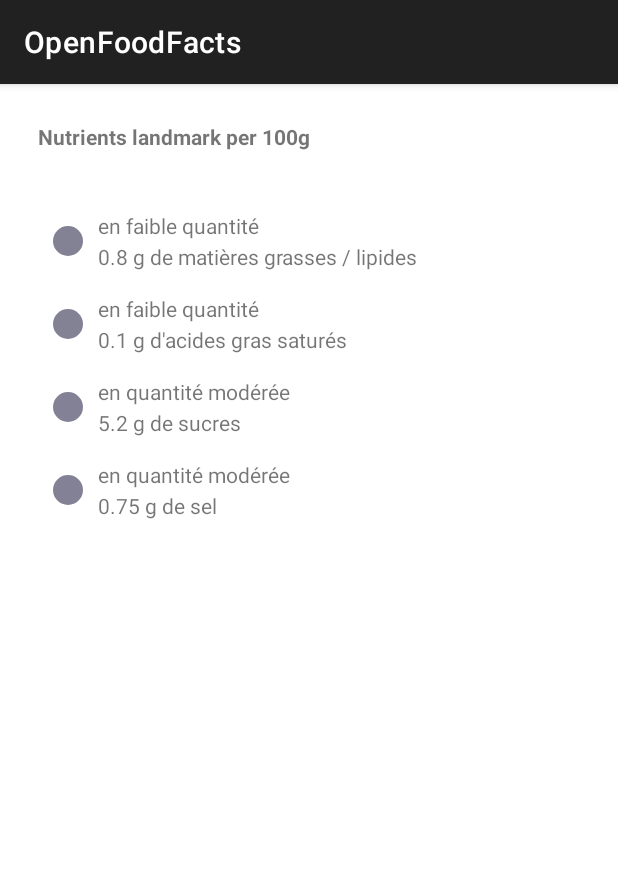
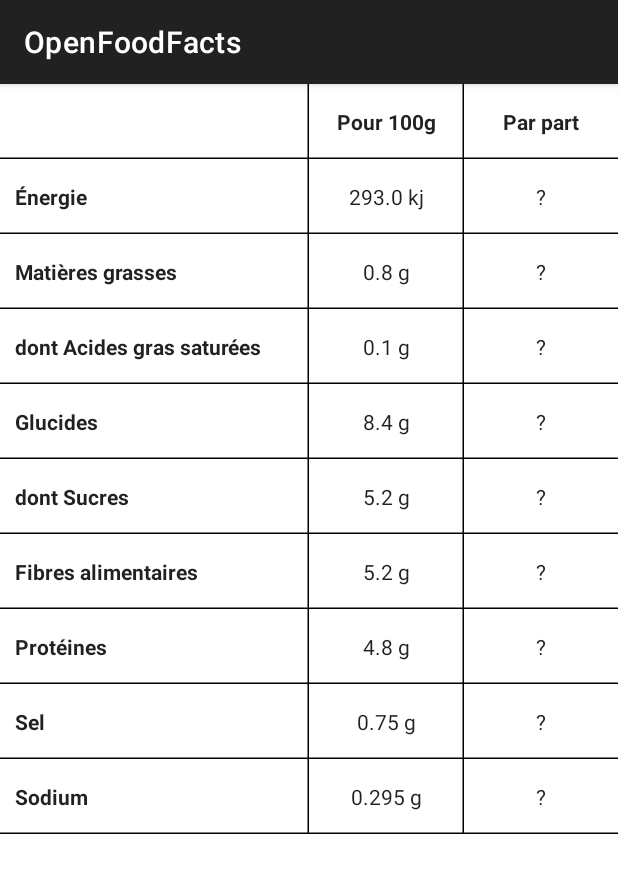
Before and after one commit to Flow2dot0/esgi_android_v2, an Android app: the screen it shows after launch (ProductDetailActivity before the commit, NutrientsInfosActivity after it), on a phone screen of 412 x 824 dp. Shown: the top 873 px of the screen. Run offline under Robolectric (Android 15) with nearby library versions, the light colour scheme and no system bars.

Commit message:
feat : nutrientsinfos

```diff
--- /dev/null
+++ b/app/src/main/java/com/florian/esgiandroid/presentation/NutrientsInfosActivity.kt
@@ -0,0 +1,27 @@
+package com.florian.esgiandroid.presentation
+
+import androidx.appcompat.app.AppCompatActivity
+import android.os.Bundle
+import android.widget.TextView
+import com.florian.esgiandroid.R
+import com.florian.esgiandroid.domain.DefaultProduct
+import com.florian.esgiandroid.domain.NutritionsFactsItem
+
+class NutrientsInfosActivity : AppCompatActivity() {
+    override fun onCreate(savedInstanceState: Bundle?) {
+        super.onCreate(savedInstanceState)
+        setContentView(R.layout.activity_nutrients_infos)
+
+        val product = DefaultProduct.dummy()
+
+        findViewById<TextView>(R.id.c2_r2).text = product.nutritionFacts.energy.format()
+        findViewById<TextView>(R.id.c2_r3).text = product.nutritionFacts.fats.format()
+        findViewById<TextView>(R.id.c2_r4).text = product.nutritionFacts.saturedFats.format()
+        findViewById<TextView>(R.id.c2_r5).text = product.nutritionFacts.glucids.format()
+        findViewById<TextView>(R.id.c2_r6).text = product.nutritionFacts.sugars.format()
+        findViewById<TextView>(R.id.c2_r7).text = product.nutritionFacts.fibers.format()
+        findViewById<TextView>(R.id.c2_r8).text = product.nutritionFacts.proteins.format()
+        findViewById<TextView>(R.id.c2_r9).text = product.nutritionFacts.salt.format()
+        findViewById<TextView>(R.id.c2_r10).text = product.nutritionFacts.sodium.format()
+    }
+}
--- a/app/src/main/java/com/florian/esgiandroid/presentation/PresentationUtils.kt
+++ b/app/src/main/java/com/florian/esgiandroid/presentation/PresentationUtils.kt
@@ -12,6 +12,7 @@
 import android.widget.ImageView
 import android.widget.TextView
 import androidx.appcompat.app.AppCompatActivity
+import com.florian.esgiandroid.domain.NutritionsFactsItem
 import java.math.RoundingMode
 import java.text.DecimalFormat
 import java.util.concurrent.Executors
@@ -31,6 +32,8 @@
     df.roundingMode = RoundingMode.CEILING
     return df.format(this)
 }
+
+fun NutritionsFactsItem.format() : StringBuilder = StringBuilder().append(this.quantityPer100g.toString()).append(" ").append(this.unit)
 
 fun loadImage (imageView : ImageView, imageURL : String) : Unit {
     // Declaring executor to parse the URL
--- /dev/null
+++ b/app/src/main/java/com/florian/esgiandroid/presentation/molecules/TableCellView.kt
@@ -0,0 +1,65 @@
+package com.florian.esgiandroid.presentation.molecules
+
+import com.florian.esgiandroid.R
+import android.content.Context
+import android.graphics.Canvas
+import android.graphics.Color
+import android.graphics.Paint
+import android.util.AttributeSet
+import androidx.appcompat.widget.AppCompatTextView
+
+class TableCellView @JvmOverloads constructor(
+    context: Context, attrs: AttributeSet? = null, defStyleAttr: Int = 0
+) : AppCompatTextView(context, attrs, defStyleAttr) {
+
+    private val paint: Paint
+    private val borderWidth : Float
+
+    private var top = true
+    private var left = true
+    private var right = true
+    private var bottom = true
+
+    init {
+        setWillNotDraw(false)
+        paint = Paint(Paint.ANTI_ALIAS_FLAG)
+        paint.color = Color.BLACK
+
+        // 1 dp
+        borderWidth = resources.displayMetrics.density * 1
+
+        val attributes = context.obtainStyledAttributes(attrs, R.styleable.TableCellView)
+
+        val value = attributes.getInt(R.styleable.TableCellView_border, 0)
+
+        top = value or 14 == 15
+        left = value or 13 == 15
+        bottom = value or 11 == 15
+        right = value or 7 == 15
+
+        attributes.recycle()
+    }
+
+    override fun onDraw(canvas: Canvas?) {
+        super.onDraw(canvas)
+
+        val widthF = width.toFloat()
+        val heightF = height.toFloat()
+
+        if (top) {
+            canvas?.drawRect(0f, 0f, widthF, borderWidth, paint)
+        }
+
+        if (left) {
+            canvas?.drawRect(0f, 0f, borderWidth, heightF, paint)
+        }
+
+        if (bottom) {
+            canvas?.drawRect(0f, heightF - borderWidth, widthF, heightF, paint)
+        }
+
+        if (right) {
+            canvas?.drawRect(widthF - borderWidth, 0f, widthF, heightF, paint)
+        }
+    }
+}
--- /dev/null
+++ b/app/src/main/res/layout/activity_nutrients_infos.xml
@@ -0,0 +1,398 @@
+<?xml version="1.0" encoding="utf-8"?>
+<androidx.constraintlayout.widget.ConstraintLayout xmlns:android="http://schemas.android.com/apk/res/android"
+    xmlns:app="http://schemas.android.com/apk/res-auto"
+    xmlns:tools="http://schemas.android.com/tools"
+    android:layout_width="match_parent"
+    android:layout_height="match_parent"
+    app:layout_constraintWidth_default="percent"
+    android:background="@color/white"
+    tools:context=".presentation.NutrientsInfosActivity">
+
+
+    <com.florian.esgiandroid.presentation.molecules.TableCellView
+        android:id="@+id/c1_r1"
+        app:layout_constraintLeft_toLeftOf="parent"
+        app:layout_constraintTop_toTopOf="parent"
+        android:layout_width="0dp"
+        app:layout_constraintWidth_percent="0.5"
+        android:layout_height="50dp"
+        android:layout_weight="70"
+        android:paddingStart="10dp"
+        android:paddingEnd="0dp"
+        android:text=""
+        android:gravity="center_vertical"
+        app:border="right|bottom" />
+    <com.florian.esgiandroid.presentation.molecules.TableCellView
+        android:id="@+id/c2_r1"
+        app:layout_constraintLeft_toRightOf="@id/c1_r1"
+        app:layout_constraintTop_toTopOf="parent"
+        android:layout_width="0dp"
+        app:layout_constraintWidth_percent="0.25"
+        android:layout_height="50dp"
+        android:layout_weight="15"
+        android:text="@string/per_100g"
+        android:textStyle="bold"
+        android:gravity="center"
+        app:border="right|bottom" />
+    <com.florian.esgiandroid.presentation.molecules.TableCellView
+        android:id="@+id/c3_r1"
+        app:layout_constraintLeft_toRightOf="@id/c2_r1"
+        app:layout_constraintTop_toTopOf="parent"
+        android:layout_width="0dp"
+        app:layout_constraintWidth_percent="0.25"
+        android:layout_height="50dp"
+        android:layout_weight="15"
+        android:gravity="center"
+        android:text="@string/per_part"
+        android:textStyle="bold"
+        app:border="bottom" />
+
+
+
+    <com.florian.esgiandroid.presentation.molecules.TableCellView
+        android:id="@+id/c1_r2"
+        app:layout_constraintLeft_toLeftOf="parent"
+        app:layout_constraintTop_toBottomOf="@id/c1_r1"
+        android:layout_width="0dp"
+        app:layout_constraintWidth_percent="0.5"
+        android:layout_height="50dp"
+        android:layout_weight="70"
+        android:text="@string/energy"
+        android:paddingStart="10dp"
+        android:paddingEnd="0dp"
+        android:textStyle="bold"
+        android:gravity="center_vertical"
+        app:border="right|bottom" />
+    <com.florian.esgiandroid.presentation.molecules.TableCellView
+        android:id="@+id/c2_r2"
+        app:layout_constraintLeft_toRightOf="@id/c1_r2"
+        app:layout_constraintTop_toBottomOf="@id/c2_r1"
+        android:layout_width="0dp"
+        app:layout_constraintWidth_percent="0.25"
+        android:layout_height="50dp"
+        android:layout_weight="15"
+        android:text=""
+        android:gravity="center"
+        app:border="right|bottom" />
+    <com.florian.esgiandroid.presentation.molecules.TableCellView
+        android:id="@+id/c3_r2"
+        app:layout_constraintLeft_toRightOf="@id/c2_r2"
+        app:layout_constraintTop_toBottomOf="@id/c3_r1"
+        android:layout_width="0dp"
+        app:layout_constraintWidth_percent="0.25"
+        android:layout_height="50dp"
+        android:layout_weight="15"
+        android:gravity="center"
+        android:text="\?"
+        app:border="bottom" />
+
+
+
+
+    <com.florian.esgiandroid.presentation.molecules.TableCellView
+        android:id="@+id/c1_r3"
+        app:layout_constraintLeft_toLeftOf="parent"
+        app:layout_constraintTop_toBottomOf="@id/c1_r2"
+        android:layout_width="0dp"
+        app:layout_constraintWidth_percent="0.5"
+        android:layout_height="50dp"
+        android:layout_weight="70"
+        android:text="@string/fats"
+        android:paddingStart="10dp"
+        android:paddingEnd="0dp"
+        android:textStyle="bold"
+        android:gravity="center_vertical"
+        app:border="right|bottom" />
+    <com.florian.esgiandroid.presentation.molecules.TableCellView
+        android:id="@+id/c2_r3"
+        app:layout_constraintLeft_toRightOf="@id/c1_r3"
+        app:layout_constraintTop_toBottomOf="@id/c2_r2"
+        android:layout_width="0dp"
+        app:layout_constraintWidth_percent="0.25"
+        android:layout_height="50dp"
+        android:layout_weight="15"
+        android:text=""
+        android:gravity="center"
+        app:border="right|bottom" />
+    <com.florian.esgiandroid.presentation.molecules.TableCellView
+        android:id="@+id/c3_r3"
+        app:layout_constraintLeft_toRightOf="@id/c2_r3"
+        app:layout_constraintTop_toBottomOf="@id/c3_r2"
+        android:layout_width="0dp"
+        app:layout_constraintWidth_percent="0.25"
+        android:layout_height="50dp"
+        android:layout_weight="15"
+        android:gravity="center"
+        android:text="\?"
+        app:border="bottom" />
+
+
+
+    <com.florian.esgiandroid.presentation.molecules.TableCellView
+        android:id="@+id/c1_r4"
+        app:layout_constraintLeft_toLeftOf="parent"
+        app:layout_constraintTop_toBottomOf="@id/c1_r3"
+        android:layout_width="0dp"
+        app:layout_constraintWidth_percent="0.5"
+        android:layout_height="50dp"
+        android:layout_weight="70"
+        android:text="@string/satured_fats"
+        android:paddingStart="10dp"
+        android:paddingEnd="0dp"
+        android:textStyle="bold"
+        android:gravity="center_vertical"
+        app:border="right|bottom" />
+    <com.florian.esgiandroid.presentation.molecules.TableCellView
+        android:id="@+id/c2_r4"
+        app:layout_constraintLeft_toRightOf="@id/c1_r4"
+        app:layout_constraintTop_toBottomOf="@id/c2_r3"
+        android:layout_width="0dp"
+        app:layout_constraintWidth_percent="0.25"
+        android:layout_height="50dp"
+        android:layout_weight="15"
+        android:text=""
+        android:gravity="center"
+        app:border="right|bottom" />
+    <com.florian.esgiandroid.presentation.molecules.TableCellView
+        android:id="@+id/c3_r4"
+        app:layout_constraintLeft_toRightOf="@id/c2_r4"
+        app:layout_constraintTop_toBottomOf="@id/c3_r3"
+        android:layout_width="0dp"
+        app:layout_constraintWidth_percent="0.25"
+        android:layout_height="50dp"
+        android:layout_weight="15"
+        android:gravity="center"
+        android:text="\?"
+        app:border="bottom" />
+
+
+    <com.florian.esgiandroid.presentation.molecules.TableCellView
+        android:id="@+id/c1_r5"
+        app:layout_constraintLeft_toLeftOf="parent"
+        app:layout_constraintTop_toBottomOf="@id/c1_r4"
+        android:layout_width="0dp"
+        app:layout_constraintWidth_percent="0.5"
+        android:layout_height="50dp"
+        android:layout_weight="70"
+        android:text="@string/glucids"
+        android:paddingStart="10dp"
+        android:paddingEnd="0dp"
+        android:textStyle="bold"
+        android:gravity="center_vertical"
+        app:border="right|bottom" />
+    <com.florian.esgiandroid.presentation.molecules.TableCellView
+        android:id="@+id/c2_r5"
+        app:layout_constraintLeft_toRightOf="@id/c1_r5"
+        app:layout_constraintTop_toBottomOf="@id/c2_r4"
+        android:layout_width="0dp"
+        app:layout_constraintWidth_percent="0.25"
+        android:layout_height="50dp"
+        android:layout_weight="15"
+        android:text=""
+        android:gravity="center"
+        app:border="right|bottom" />
+    <com.florian.esgiandroid.presentation.molecules.TableCellView
+        android:id="@+id/c3_r5"
+        app:layout_constraintLeft_toRightOf="@id/c2_r5"
+        app:layout_constraintTop_toBottomOf="@id/c3_r4"
+        android:layout_width="0dp"
+        app:layout_constraintWidth_percent="0.25"
+        android:layout_height="50dp"
+        android:layout_weight="15"
+        android:gravity="center"
+        android:text="\?"
+        app:border="bottom" />
+
+
+
+    <com.florian.esgiandroid.presentation.molecules.TableCellView
+        android:id="@+id/c1_r6"
+        app:layout_constraintLeft_toLeftOf="parent"
+        app:layout_constraintTop_toBottomOf="@id/c1_r5"
+        android:layout_width="0dp"
+        app:layout_constraintWidth_percent="0.5"
+        android:layout_height="50dp"
+        android:layout_weight="70"
+        android:text="@string/sugars"
+        android:paddingStart="10dp"
+        android:paddingEnd="0dp"
+        android:textStyle="bold"
+        android:gravity="center_vertical"
+        app:border="right|bottom" />
+    <com.florian.esgiandroid.presentation.molecules.TableCellView
+        android:id="@+id/c2_r6"
+        app:layout_constraintLeft_toRightOf="@id/c1_r6"
+        app:layout_constraintTop_toBottomOf="@id/c2_r5"
+        android:layout_width="0dp"
+        app:layout_constraintWidth_percent="0.25"
+        android:layout_height="50dp"
+        android:layout_weight="15"
+        android:text=""
+        android:gravity="center"
+        app:border="right|bottom" />
+    <com.florian.esgiandroid.presentation.molecules.TableCellView
+        android:id="@+id/c3_r6"
+        app:layout_constraintLeft_toRightOf="@id/c2_r6"
+        app:layout_constraintTop_toBottomOf="@id/c3_r5"
+        android:layout_width="0dp"
+        app:layout_constraintWidth_percent="0.25"
+        android:layout_height="50dp"
+        android:layout_weight="15"
+        android:gravity="center"
+        android:text="\?"
+        app:border="bottom" />
+
+
+
+    <com.florian.esgiandroid.presentation.molecules.TableCellView
+        android:id="@+id/c1_r7"
+        app:layout_constraintLeft_toLeftOf="parent"
+        app:layout_constraintTop_toBottomOf="@id/c1_r6"
+        android:layout_width="0dp"
+        app:layout_constraintWidth_percent="0.5"
+        android:layout_height="50dp"
+        android:layout_weight="70"
+        android:text="@string/fibers"
+        android:paddingStart="10dp"
+        android:paddingEnd="0dp"
+        android:textStyle="bold"
+        android:gravity="center_vertical"
+        app:border="right|bottom" />
+    <com.florian.esgiandroid.presentation.molecules.TableCellView
+        android:id="@+id/c2_r7"
+        app:layout_constraintLeft_toRightOf="@id/c1_r7"
+        app:layout_constraintTop_toBottomOf="@id/c2_r6"
+        android:layout_width="0dp"
+        app:layout_constraintWidth_percent="0.25"
+        android:layout_height="50dp"
+        android:layout_weight="15"
+        android:text=""
+        android:gravity="center"
+        app:border="right|bottom" />
+    <com.florian.esgiandroid.presentation.molecules.TableCellView
+        android:id="@+id/c3_r7"
+        app:layout_constraintLeft_toRightOf="@id/c2_r7"
+        app:layout_constraintTop_toBottomOf="@id/c3_r6"
+        android:layout_width="0dp"
+        app:layout_constraintWidth_percent="0.25"
+        android:layout_height="50dp"
+        android:layout_weight="15"
+        android:gravity="center"
+        android:text="\?"
+        app:border="bottom" />
+
+
+    <com.florian.esgiandroid.presentation.molecules.TableCellView
+        android:id="@+id/c1_r8"
+        app:layout_constraintLeft_toLeftOf="parent"
+        app:layout_constraintTop_toBottomOf="@id/c1_r7"
+        android:layout_width="0dp"
+        app:layout_constraintWidth_percent="0.5"
+        android:layout_height="50dp"
+        android:layout_weight="70"
+        android:text="@string/proteins"
+        android:paddingStart="10dp"
+        android:paddingEnd="0dp"
+        android:textStyle="bold"
+        android:gravity="center_vertical"
+        app:border="right|bottom" />
+    <com.florian.esgiandroid.presentation.molecules.TableCellView
+        android:id="@+id/c2_r8"
+        app:layout_constraintLeft_toRightOf="@id/c1_r8"
+        app:layout_constraintTop_toBottomOf="@id/c2_r7"
+        android:layout_width="0dp"
+        app:layout_constraintWidth_percent="0.25"
+        android:layout_height="50dp"
+        android:layout_weight="15"
+        android:text=""
+        android:gravity="center"
+        app:border="right|bottom" />
+    <com.florian.esgiandroid.presentation.molecules.TableCellView
+        android:id="@+id/c3_r8"
+        app:layout_constraintLeft_toRightOf="@id/c2_r8"
+        app:layout_constraintTop_toBottomOf="@id/c3_r7"
+        android:layout_width="0dp"
+        app:layout_constraintWidth_percent="0.25"
+        android:layout_height="50dp"
+        android:layout_weight="15"
+        android:gravity="center"
+        android:text="\?"
+        app:border="bottom" />
+
+
+    <com.florian.esgiandroid.presentation.molecules.TableCellView
+        android:id="@+id/c1_r9"
+        app:layout_constraintLeft_toLeftOf="parent"
+        app:layout_constraintTop_toBottomOf="@id/c1_r8"
+        android:layout_width="0dp"
+        app:layout_constraintWidth_percent="0.5"
+        android:layout_height="50dp"
+        android:layout_weight="70"
+        android:text="@string/salt"
+        android:paddingStart="10dp"
+        android:paddingEnd="0dp"
+        android:textStyle="bold"
+        android:gravity="center_vertical"
+        app:border="right|bottom" />
+    <com.florian.esgiandroid.presentation.molecules.TableCellView
+        android:id="@+id/c2_r9"
+        app:layout_constraintLeft_toRightOf="@id/c1_r9"
+        app:layout_constraintTop_toBottomOf="@id/c2_r8"
+        android:layout_width="0dp"
+        app:layout_constraintWidth_percent="0.25"
+        android:layout_height="50dp"
+        android:layout_weight="15"
+        android:text=""
+        android:gravity="center"
+        app:border="right|bottom" />
+    <com.florian.esgiandroid.presentation.molecules.TableCellView
+        android:id="@+id/c3_r9"
+        app:layout_constraintLeft_toRightOf="@id/c2_r9"
+        app:layout_constraintTop_toBottomOf="@id/c3_r8"
+        android:layout_width="0dp"
+        app:layout_constraintWidth_percent="0.25"
+        android:layout_height="50dp"
+        android:layout_weight="15"
+        android:gravity="center"
+        android:text="\?"
+        app:border="bottom" />
+
+
+    <com.florian.esgiandroid.presentation.molecules.TableCellView
+        android:id="@+id/c1_r10"
+        app:layout_constraintLeft_toLeftOf="parent"
+        app:layout_constraintTop_toBottomOf="@id/c1_r9"
+        android:layout_width="0dp"
+        app:layout_constraintWidth_percent="0.5"
+        android:layout_height="50dp"
+        android:layout_weight="70"
+        android:text="@string/sodium"
+        android:paddingStart="10dp"
+        android:paddingEnd="0dp"
+        android:textStyle="bold"
+        android:gravity="center_vertical"
+        app:border="right|bottom" />
+    <com.florian.esgiandroid.presentation.molecules.TableCellView
+        android:id="@+id/c2_r10"
+        app:layout_constraintLeft_toRightOf="@id/c1_r10"
+        app:layout_constraintTop_toBottomOf="@id/c2_r9"
+        android:layout_width="0dp"
+        app:layout_constraintWidth_percent="0.25"
+        android:layout_height="50dp"
+        android:layout_weight="15"
+        android:text=""
+        android:gravity="center"
+        app:border="right|bottom" />
+    <com.florian.esgiandroid.presentation.molecules.TableCellView
+        android:id="@+id/c3_r10"
+        app:layout_constraintLeft_toRightOf="@id/c2_r10"
+        app:layout_constraintTop_toBottomOf="@id/c3_r9"
+        android:layout_width="0dp"
+        app:layout_constraintWidth_percent="0.25"
+        android:layout_height="50dp"
+        android:layout_weight="15"
+        android:gravity="center"
+        android:text="\?"
+        app:border="bottom" />
+
+</androidx.constraintlayout.widget.ConstraintLayout>
--- /dev/null
+++ b/app/src/main/res/values/attrs.xml
@@ -0,0 +1,17 @@
+<?xml version="1.0" encoding="utf-8"?>
+<resources>
+
+    <declare-styleable name="TableCellView">
+
+        <attr name="border">
+            <flag name="top" value="0x01" />
+            <flag name="left" value="0x02" />
+            <flag name="bottom" value="0x04" />
+            <flag name="right" value="0x08" />
+
+        </attr>
+
+    </declare-styleable>
+
+
+</resources>
--- a/app/src/main/res/values/strings.xml
+++ b/app/src/main/res/values/strings.xml
@@ -17,6 +17,21 @@
     <string name="nutrients_low">en faible quantité</string>
     <string name="nutrients_moderate">en quantité modérée</string>
     <string name="nutrients_high">en quantité élevée</string>
+
+    <string name="per_100g">Pour 100g</string>
+    <string name="per_part">Par part</string>
+
+    <string name="energy">Énergie</string>
+    <string name="fats">Matières grasses</string>
+    <string name="satured_fats">dont Acides gras saturées</string>
+    <string name="glucids">Glucides</string>
+    <string name="sugars">dont Sucres</string>
+    <string name="fibers">Fibres alimentaires</string>
+    <string name="proteins">Protéines</string>
+    <string name="salt">Sel</string>
+    <string name="sodium">Sodium</string>
+
+
     <!-- TODO: Remove or change this placeholder text -->
     <string name="hello_blank_fragment">Hello blank fragment</string>
 </resources>
```
Also changed, not shown: app/src/main/AndroidManifest.xml (+10 -10 lines), 1 other file.
